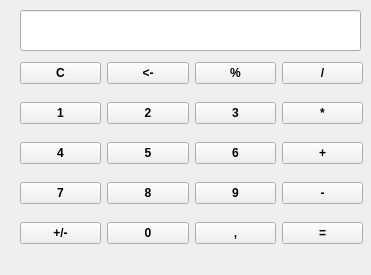
Qt form mainwindow.ui (StarLeG/GromovPLC-M02_HW_Lesson7) before a commit.
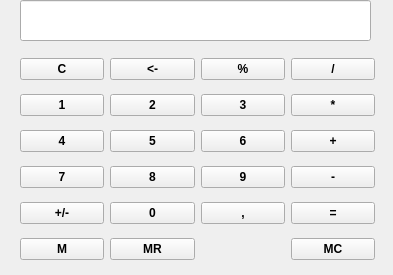
The same form after that commit.

The edit to the form file:
```diff
--- a/mainwindow.ui
+++ b/mainwindow.ui
@@ -6,7 +6,7 @@
    <rect>
     <x>0</x>
     <y>0</y>
-    <width>371</width>
+    <width>393</width>
     <height>275</height>
    </rect>
   </property>
@@ -24,8 +24,8 @@
     <property name="geometry">
      <rect>
       <x>20</x>
-      <y>10</y>
-      <width>341</width>
+      <y>0</y>
+      <width>351</width>
       <height>41</height>
      </rect>
     </property>
@@ -38,8 +38,8 @@
      <rect>
       <x>20</x>
       <y>50</y>
-      <width>343</width>
-      <height>211</height>
+      <width>355</width>
+      <height>221</height>
      </rect>
     </property>
     <layout class="QGridLayout" name="gridLayout">
@@ -127,6 +127,13 @@
        </property>
       </widget>
      </item>
+     <item row="3" column="2">
+      <widget class="QPushButton" name="btn_6">
+       <property name="text">
+        <string>6</string>
+       </property>
+      </widget>
+     </item>
      <item row="5" column="3">
       <widget class="QPushButton" name="btn_eq">
        <property name="text">
@@ -176,10 +183,24 @@
        </property>
       </widget>
      </item>
-     <item row="3" column="2">
-      <widget class="QPushButton" name="btn_6">
+     <item row="6" column="0">
+      <widget class="QPushButton" name="btn_mem">
        <property name="text">
-        <string>6</string>
+        <string>M</string>
+       </property>
+      </widget>
+     </item>
+     <item row="6" column="1">
+      <widget class="QPushButton" name="btn_memRecall">
+       <property name="text">
+        <string>MR</string>
+       </property>
+      </widget>
+     </item>
+     <item row="6" column="3">
+      <widget class="QPushButton" name="btn_memClr">
+       <property name="text">
+        <string>MC</string>
        </property>
       </widget>
      </item>
```
